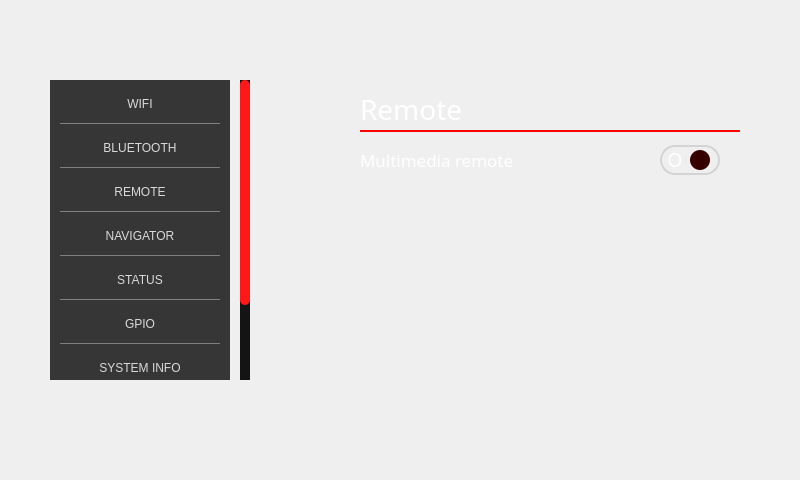
This is GUI_WIDGETS/Settings/design_settings.ui in PortiESP/PortiOS as Qt 5 draws it before an edit. The edited form follows.
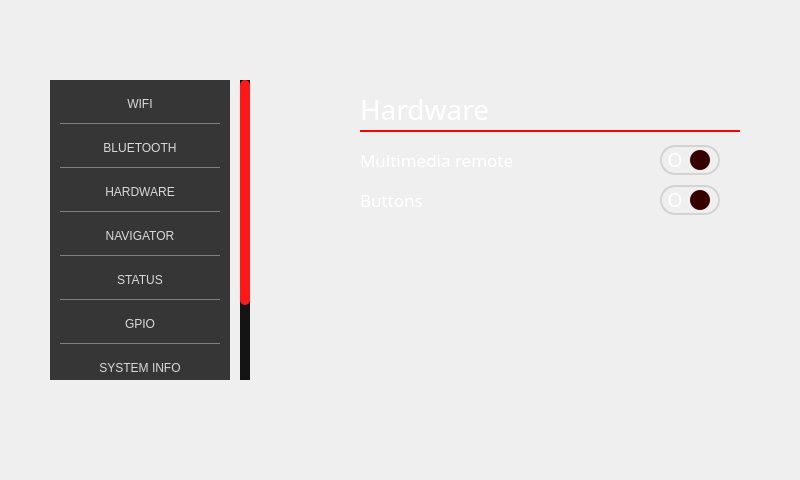
This is the edited form. The open tabs and pages were chosen to show the change. Icons and pictures are not drawn.

Commit message: Added checkbox buttons

```diff
--- a/GUI_WIDGETS/Settings/design_settings.ui
+++ b/GUI_WIDGETS/Settings/design_settings.ui
@@ -234,7 +234,7 @@
             <enum>Qt::NoFocus</enum>
            </property>
            <property name="text">
-            <string>REMOTE</string>
+            <string>HARDWARE</string>
            </property>
           </widget>
          </item>
@@ -512,7 +512,7 @@
      </rect>
     </property>
     <property name="currentIndex">
-     <number>0</number>
+     <number>3</number>
     </property>
     <widget class="QWidget" name="page_start">
      <widget class="QFrame" name="p_start_title">
@@ -627,7 +627,7 @@
         <rect>
          <x>0</x>
          <y>0</y>
-         <width>398</width>
+         <width>390</width>
          <height>280</height>
         </rect>
        </property>
@@ -1980,7 +1980,7 @@
         <string notr="true">color:white;</string>
        </property>
        <property name="text">
-        <string>Remote</string>
+        <string>Hardware</string>
        </property>
        <property name="alignment">
         <set>Qt::AlignLeading|Qt::AlignLeft|Qt::AlignTop</set>
@@ -4479,6 +4479,158 @@
     </widget>
    </widget>
   </widget>
+  <widget class="QFrame" name="frame_4">
+   <property name="geometry">
+    <rect>
+     <x>350</x>
+     <y>180</y>
+     <width>370</width>
+     <height>40</height>
+    </rect>
+   </property>
+   <widget class="QLabel" name="label_19">
+    <property name="geometry">
+     <rect>
+      <x>10</x>
+      <y>5</y>
+      <width>240</width>
+      <height>30</height>
+     </rect>
+    </property>
+    <property name="maximumSize">
+     <size>
+      <width>250</width>
+      <height>16777215</height>
+     </size>
+    </property>
+    <property name="font">
+     <font>
+      <family>Bahnschrift SemiLight</family>
+      <pointsize>13</pointsize>
+     </font>
+    </property>
+    <property name="styleSheet">
+     <string notr="true">color:white;</string>
+    </property>
+    <property name="text">
+     <string>Buttons</string>
+    </property>
+   </widget>
+   <widget class="QFrame" name="frame_cb_5">
+    <property name="geometry">
+     <rect>
+      <x>310</x>
+      <y>0</y>
+      <width>60</width>
+      <height>40</height>
+     </rect>
+    </property>
+    <widget class="QFrame" name="a_border_2">
+     <property name="geometry">
+      <rect>
+       <x>0</x>
+       <y>5</y>
+       <width>60</width>
+       <height>30</height>
+      </rect>
+     </property>
+     <property name="styleSheet">
+      <string notr="true">QFrame{
+	border-radius:15px;
+	border:2px solid gray; 
+	border-color: rgb(211, 211, 211);
+}
+QLabel{
+	border:none; 
+	color:white;
+	margin-bottom:1px;
+}</string>
+     </property>
+     <widget class="QLabel" name="label_20">
+      <property name="geometry">
+       <rect>
+        <x>0</x>
+        <y>0</y>
+        <width>30</width>
+        <height>30</height>
+       </rect>
+      </property>
+      <property name="font">
+       <font>
+        <family>Bahnschrift SemiBold</family>
+        <pointsize>14</pointsize>
+       </font>
+      </property>
+      <property name="text">
+       <string>O</string>
+      </property>
+      <property name="alignment">
+       <set>Qt::AlignCenter</set>
+      </property>
+     </widget>
+     <widget class="QLabel" name="label_24">
+      <property name="geometry">
+       <rect>
+        <x>30</x>
+        <y>0</y>
+        <width>30</width>
+        <height>30</height>
+       </rect>
+      </property>
+      <property name="font">
+       <font>
+        <family>Bahnschrift SemiBold</family>
+        <pointsize>14</pointsize>
+       </font>
+      </property>
+      <property name="text">
+       <string>I</string>
+      </property>
+      <property name="alignment">
+       <set>Qt::AlignCenter</set>
+      </property>
+     </widget>
+    </widget>
+    <widget class="QCheckBox" name="bearing_remoteButtonsCheckbox">
+     <property name="geometry">
+      <rect>
+       <x>0</x>
+       <y>0</y>
+       <width>60</width>
+       <height>40</height>
+      </rect>
+     </property>
+     <property name="focusPolicy">
+      <enum>Qt::NoFocus</enum>
+     </property>
+     <property name="styleSheet">
+      <string notr="true">QCheckBox{
+	background:none;
+}
+QCheckBox::indicator{
+	height:20px;
+	width:20px;
+	border-radius:10px;
+
+}
+QCheckBox::indicator:checked{
+	margin-left:6px;
+	background-color: rgb(255, 0, 0);
+
+}
+QCheckBox::indicator:unchecked{
+	margin-left:30px;
+	background:rgb(54, 0, 0);
+
+	
+}</string>
+     </property>
+     <property name="text">
+      <string/>
+     </property>
+    </widget>
+   </widget>
+  </widget>
  </widget>
  <resources>
   <include location="../../resources.qrc"/>
```
The commit also changes 1 other file.
